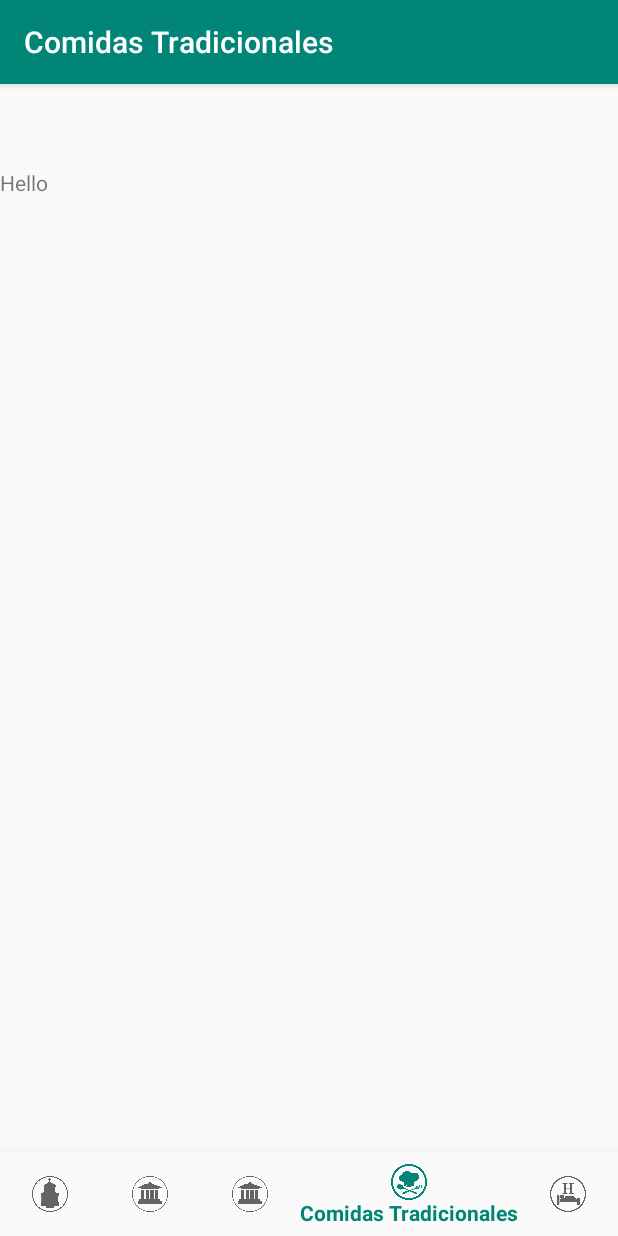
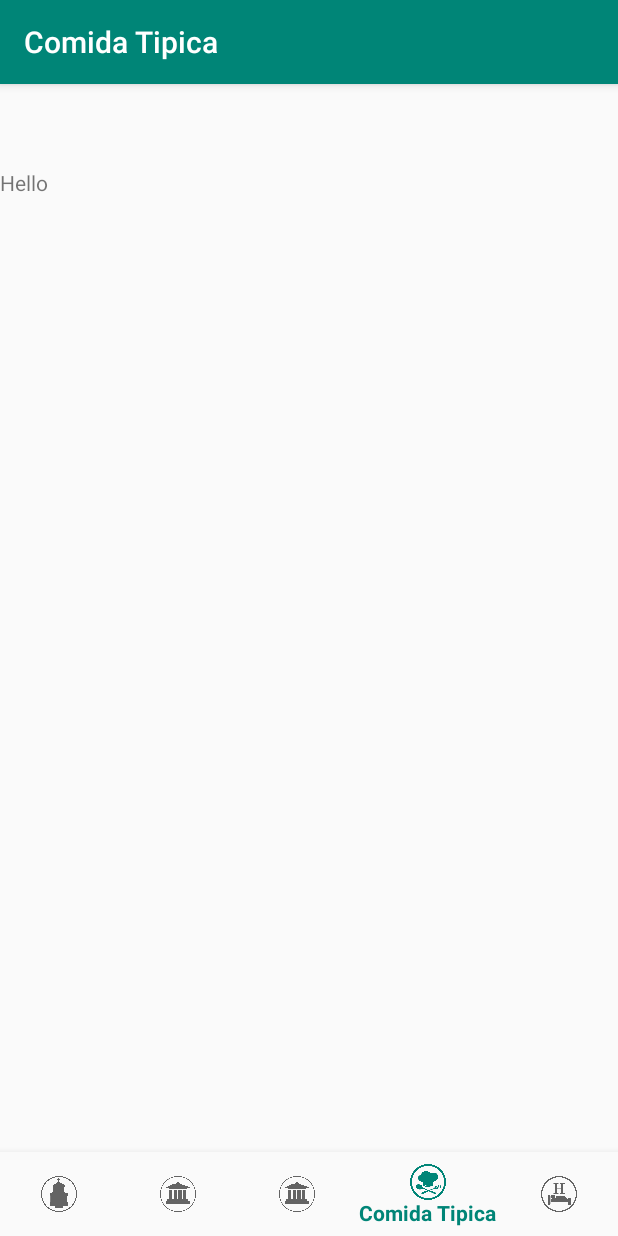
Before and after one commit to diegoalvis/citywhite, an Android app: the screen it shows after launch (MainActivity), item 4 of the bottom bar chosen, on a phone screen of 412 x 824 dp. Run offline under Robolectric (Android 15) with nearby library versions, the phone set to English and light mode, and no system bars; our stand-ins replace navigation-ui.

Commit message:
iconos refactorizados

```diff
--- a/app/src/main/res/menu/bottom_nav_menu.xml
+++ b/app/src/main/res/menu/bottom_nav_menu.xml
@@ -3,27 +3,27 @@
 
     <item
         android:id="@+id/navigation_iglesias"
-        android:icon="@drawable/iglesia"
+        android:icon="@drawable/ic_iglesia"
         android:title="@string/title_iglesias" />
 
     <item
         android:id="@+id/navigation_sitios_interes"
-        android:icon="@drawable/museo"
+        android:icon="@drawable/ic_museo"
         android:title="@string/title_sitios_interes" />
 
     <item
         android:id="@+id/navigation_museos"
-        android:icon="@drawable/museo"
+        android:icon="@drawable/ic_museo"
         android:title="@string/title_museos" />
 
     <item
         android:id="@+id/navigation_comida_tradicional"
-        android:icon="@drawable/restaurante"
+        android:icon="@drawable/ic_restaurante"
         android:title="@string/title_comidas_tradicionales" />
 
     <item
         android:id="@+id/navigation_hoteles"
-        android:icon="@drawable/hotel"
+        android:icon="@drawable/ic_hotel"
         android:title="@string/title_hoteles" />
 
 
--- a/app/src/main/res/values/strings.xml
+++ b/app/src/main/res/values/strings.xml
@@ -1,10 +1,10 @@
 <resources>
     <string name="app_name">WhiteCity</string>
-    <string name="title_comidas_tradicionales">Comidas Tradicionales</string>
+    <string name="title_comidas_tradicionales">Comida Tipica</string>
     <string name="title_hoteles">Hoteles</string>
     <string name="title_museos">Museos</string>
     <string name="title_iglesias">Iglesias</string>
-    <string name="title_sitios_interes">Sitios de Interes</string>
+    <string name="title_sitios_interes">Sitios Interes</string>
 
 
     <string name="hint1">citywhite2020@gmail.com</string>
```
Also changed, not shown: app/src/main/res/drawable/ic_hotel.png (renamed from app/src/main/res/drawable/hotel.png), app/src/main/res/drawable/ic_iglesia.png (renamed from app/src/main/res/drawable/iglesia.png), app/src/main/res/drawable/ic_museo.png (renamed from app/src/main/res/drawable/museo.png), app/src/main/res/drawable/ic_restaurante.png (renamed from app/src/main/res/drawable/restaurante.png).
